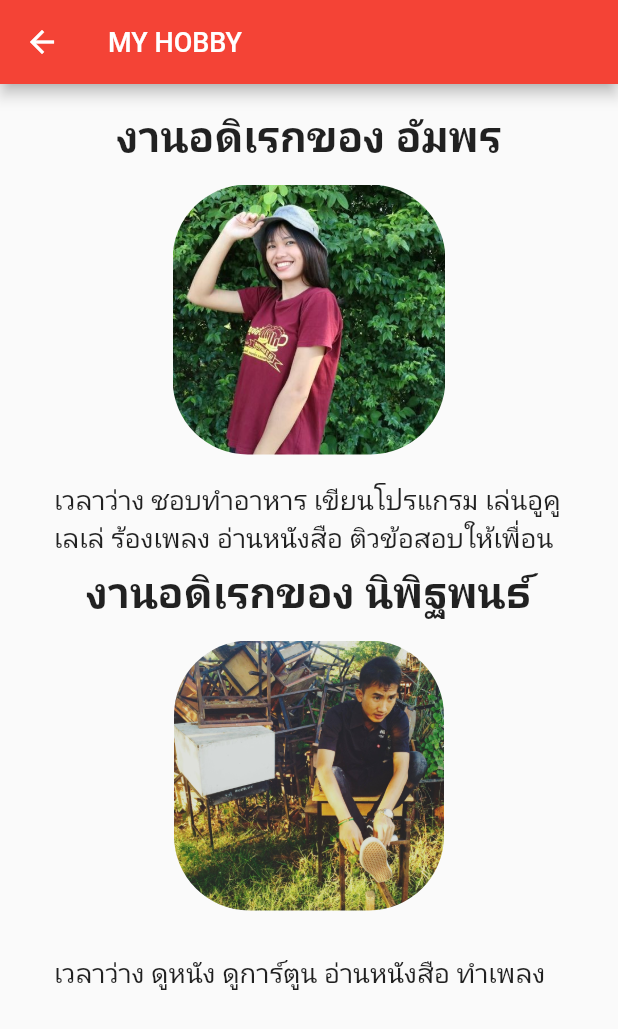
After one commit to nipitpon126/flutter_profile, a Flutter app: the screen it shows after launch, after a tap on "My Hobby", on a phone screen of 412 x 824 dp. The commit adds this screen. Shown: the top 1029 px of the screen. Run offline on Flutter 3.47's test engine with Material 2 defaults, Android fonts, the light colour scheme and no system bars; our stand-ins replace google_fonts; Roboto replaces fonts that are missing (Kanit, Prompt).

Commit message:
first commit

```diff
--- a/lib/main.dart
+++ b/lib/main.dart
@@ -1,21 +1,20 @@
 import 'package:flutter/material.dart';
-import 'package:app1/profile.dart';
+import 'package:app1/mainPage.dart';
 
 void main() {
   runApp(MyApp());
 }
 
 class MyApp extends StatelessWidget {
-  // This widget is the root of your application.
   @override
   Widget build(BuildContext context) {
     return MaterialApp(
       title: 'Flutter Demo',
       theme: ThemeData(
-        primarySwatch: Colors.blue,
+        primarySwatch: Colors.red,
         visualDensity: VisualDensity.adaptivePlatformDensity,
       ),
-      home: MyProfile(),
+      home: MyHomePage(),
     );
   }
 }
--- /dev/null
+++ b/lib/mainPage.dart
@@ -0,0 +1,77 @@
+import 'package:flutter/material.dart';
+import 'package:app1/profile.dart';
+import 'package:app1/profile1.dart';
+import 'package:app1/profile3.dart';
+
+class MyHomePage extends StatefulWidget {
+  MyHomePage({Key key, this.title}) : super(key: key);
+
+  final String title;
+
+  @override
+  _MyHomePageState createState() => _MyHomePageState();
+}
+
+class _MyHomePageState extends State<MyHomePage> {
+  @override
+  Widget build(BuildContext context) {
+    var sizeBox = 14.0;
+    var height = 15.0;
+
+    return Scaffold(
+      appBar: AppBar(
+        title: Text('Main Page'),
+      ),
+      body: SingleChildScrollView(
+        child: Column(
+          children: <Widget>[
+            Container(
+              padding: EdgeInsets.fromLTRB(20, 15, 20, 15),
+              child: Column(
+                children: <Widget>[
+                  Align(
+                    alignment: Alignment.centerLeft,
+                    child: Center(
+                      child: Text(
+                        "เกี่ยวกับฉัน",
+                      ),
+                    ),
+                  ),
+                  SizedBox(height: sizeBox),
+                ],
+              ),
+            ),
+            Container(
+              child: ElevatedButton(
+                child: Text('My Profile'),
+                onPressed: () {
+                  Navigator.push(context,
+                      MaterialPageRoute(builder: (context) => MyProfile()));
+                },
+              ),
+            ),
+            Container(
+              child: ElevatedButton(
+                child: Text('My Gallery'),
+                onPressed: () {
+                  Navigator.push(context,
+                      MaterialPageRoute(builder: (context) => MyProfile1()));
+                },
+              ),
+            ),
+            Container(
+              child: ElevatedButton(
+                child: Text('My Hobby'),
+                onPressed: () {
+                  Navigator.push(context,
+                      MaterialPageRoute(builder: (context) => MyProfile3()));
+                },
+              ),
+            ),
+          ],
+        ),
+      ),
+      // This trailing comma makes auto-formatting nicer for build methods.
+    );
+  }
+}
--- /dev/null
+++ b/lib/profile3.dart
@@ -0,0 +1,112 @@
+import 'package:flutter/material.dart';
+import 'package:google_fonts/google_fonts.dart';
+
+class MyProfile3 extends StatelessWidget {
+  MyProfile3({Key key}) : super(key: key);
+
+  var sizeBox = 14.0;
+
+  TextStyle bulletStyle = GoogleFonts.prompt(
+    fontSize: 28,
+    fontWeight: FontWeight.bold,
+  );
+
+  TextStyle contentBulletStyle = GoogleFonts.prompt(
+    fontSize: 20,
+    fontWeight: FontWeight.bold,
+  );
+
+  TextStyle contentStyle = GoogleFonts.kanit(
+    fontSize: 18,
+  );
+
+  @override
+  Widget build(BuildContext context) {
+    return Scaffold(
+      appBar: AppBar(
+        title: Text(
+          'MY HOBBY',
+          style: contentStyle,
+        ),
+        automaticallyImplyLeading: true,
+      ),
+      body: SingleChildScrollView(
+        child: Column(
+          children: <Widget>[
+            Container(
+              padding: EdgeInsets.fromLTRB(20, 15, 20, 15),
+              child: Column(
+                children: <Widget>[
+                  Align(
+                    alignment: Alignment.centerLeft,
+                    child: Center(
+                      child: Text(
+                        "งานอดิเรกของ อัมพร",
+                        style: bulletStyle,
+                      ),
+                    ),
+                  ),
+                  SizedBox(height: sizeBox),
+                  ClipRRect(
+                    borderRadius: BorderRadius.circular(50.0),
+                    child: Image.asset(
+                      'assets/images/profile.jpg',
+                      height: 180.0,
+                    ),
+                  ),
+                  SizedBox(height: sizeBox),
+                  ListTile(
+                    title: Align(
+                      child: new Text(
+                        'เวลาว่าง ชอบทำอาหาร เขียนโปรแกรม เล่นอูคูเลเล่ ร้องเพลง อ่านหนังสือ ติวข้อสอบให้เพื่อน',
+                        style: contentStyle,
+                      ),
+                      alignment: Alignment(-1, 0),
+                    ),
+                  ),
+                  Align(
+                    alignment: Alignment.centerLeft,
+                    child: Center(
+                      child: Text(
+                        "งานอดิเรกของ นิพิฐพนธ์",
+                        style: bulletStyle,
+                      ),
+                    ),
+                  ),
+                  SizedBox(height: sizeBox),
+                  ClipRRect(
+                    borderRadius: BorderRadius.circular(50.0),
+                    child: Image.asset(
+                      'assets/images/tl.jpg',
+                      height: 180.0,
+                    ),
+                  ),
+                  SizedBox(height: sizeBox),
+                  ListTile(
+                    title: Align(
+                      child: new Text(
+                        'เวลาว่าง ดูหนัง ดูการ์ตูน อ่านหนังสือ ทำเพลง',
+                        style: contentStyle,
+                      ),
+                      alignment: Alignment(-1, 0),
+                    ),
+                  ),
+                  SizedBox(height: sizeBox),
+                  ListTile(
+                    title: Align(
+                      child: new Text(
+                        '',
+                        style: contentStyle,
+                      ),
+                      alignment: Alignment(-1, 0),
+                    ),
+                  ),
+                ],
+              ),
+            ),
+          ],
+        ),
+      ),
+    );
+  }
+}
```
